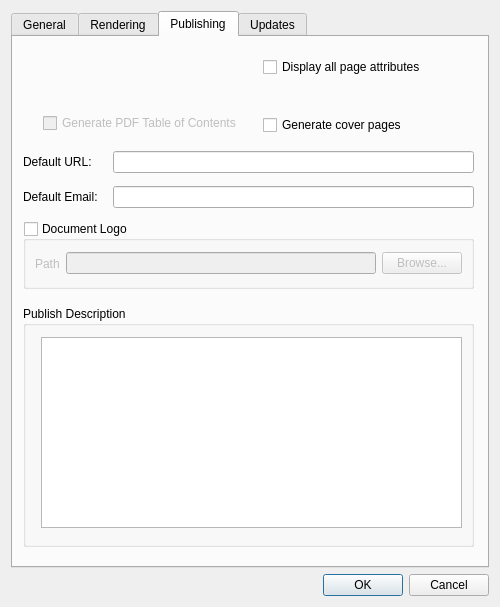
This is mainApp/preferences.ui in trevorsandy/lpub3d as Qt 5 draws it before an edit. The edited form follows.
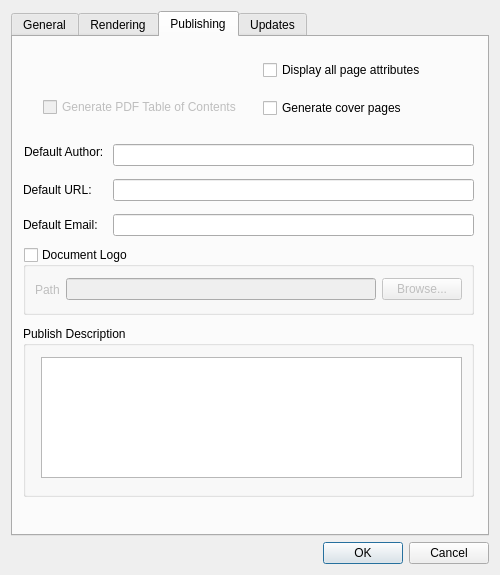
This is the edited form.

What changed in the file:
```diff
--- a/mainApp/preferences.ui
+++ b/mainApp/preferences.ui
@@ -8,7 +8,7 @@
     <x>0</x>
     <y>0</y>
     <width>500</width>
-    <height>607</height>
+    <height>575</height>
    </rect>
   </property>
   <property name="windowTitle">
@@ -225,35 +225,6 @@
         </item>
        </layout>
       </widget>
-      <widget class="QLabel" name="label_8">
-       <property name="geometry">
-        <rect>
-         <x>11</x>
-         <y>13</y>
-         <width>122</width>
-         <height>16</height>
-        </rect>
-       </property>
-       <property name="toolTip">
-        <string>Sets the default Author on published documents</string>
-       </property>
-       <property name="text">
-        <string>Default author name:</string>
-       </property>
-       <property name="buddy">
-        <cstring>authorName_Edit</cstring>
-       </property>
-      </widget>
-      <widget class="QLineEdit" name="authorName_Edit">
-       <property name="geometry">
-        <rect>
-         <x>140</x>
-         <y>13</y>
-         <width>321</width>
-         <height>22</height>
-        </rect>
-       </property>
-      </widget>
       <widget class="QGroupBox" name="annotationBox">
        <property name="geometry">
         <rect>
@@ -670,9 +641,9 @@
        <property name="geometry">
         <rect>
          <x>28</x>
-         <y>300</y>
+         <y>320</y>
          <width>421</width>
-         <height>191</height>
+         <height>121</height>
         </rect>
        </property>
        <property name="acceptRichText">
@@ -683,7 +654,7 @@
        <property name="geometry">
         <rect>
          <x>10</x>
-         <y>184</y>
+         <y>210</y>
          <width>451</width>
          <height>68</height>
         </rect>
@@ -737,9 +708,9 @@
        <property name="geometry">
         <rect>
          <x>10</x>
-         <y>269</y>
+         <y>289</y>
          <width>451</width>
-         <height>241</height>
+         <height>171</height>
         </rect>
        </property>
        <property name="title">
@@ -753,7 +724,7 @@
        <property name="geometry">
         <rect>
          <x>30</x>
-         <y>76</y>
+         <y>60</y>
          <width>211</width>
          <height>20</height>
         </rect>
@@ -769,7 +740,7 @@
        <property name="geometry">
         <rect>
          <x>10</x>
-         <y>114</y>
+         <y>142</y>
          <width>81</width>
          <height>22</height>
         </rect>
@@ -785,7 +756,7 @@
        <property name="geometry">
         <rect>
          <x>100</x>
-         <y>114</y>
+         <y>142</y>
          <width>361</width>
          <height>22</height>
         </rect>
@@ -795,7 +766,7 @@
        <property name="geometry">
         <rect>
          <x>10</x>
-         <y>149</y>
+         <y>177</y>
          <width>81</width>
          <height>22</height>
         </rect>
@@ -811,7 +782,7 @@
        <property name="geometry">
         <rect>
          <x>100</x>
-         <y>149</y>
+         <y>177</y>
          <width>361</width>
          <height>22</height>
         </rect>
@@ -821,7 +792,7 @@
        <property name="geometry">
         <rect>
          <x>250</x>
-         <y>78</y>
+         <y>61</y>
          <width>211</width>
          <height>20</height>
         </rect>
@@ -837,7 +808,7 @@
        <property name="geometry">
         <rect>
          <x>250</x>
-         <y>20</y>
+         <y>23</y>
          <width>211</width>
          <height>20</height>
         </rect>
@@ -849,6 +820,35 @@
         <string>Display all page attributes</string>
        </property>
       </widget>
+      <widget class="QLabel" name="label_8">
+       <property name="geometry">
+        <rect>
+         <x>11</x>
+         <y>107</y>
+         <width>81</width>
+         <height>16</height>
+        </rect>
+       </property>
+       <property name="toolTip">
+        <string>Sets the default Author on published documents</string>
+       </property>
+       <property name="text">
+        <string>Default Author:</string>
+       </property>
+       <property name="buddy">
+        <cstring>authorName_Edit</cstring>
+       </property>
+      </widget>
+      <widget class="QLineEdit" name="authorName_Edit">
+       <property name="geometry">
+        <rect>
+         <x>100</x>
+         <y>107</y>
+         <width>361</width>
+         <height>22</height>
+        </rect>
+       </property>
+      </widget>
       <zorder>publishDescriptionBox</zorder>
       <zorder>publishDescriptionEdit</zorder>
       <zorder>publishLogoBox</zorder>
```
Left out of the diff: 24 changed lines with no effect on the pictures.
